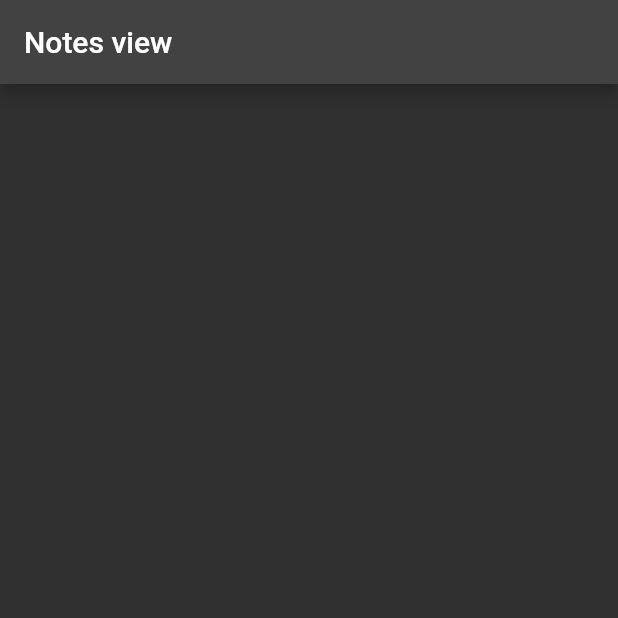
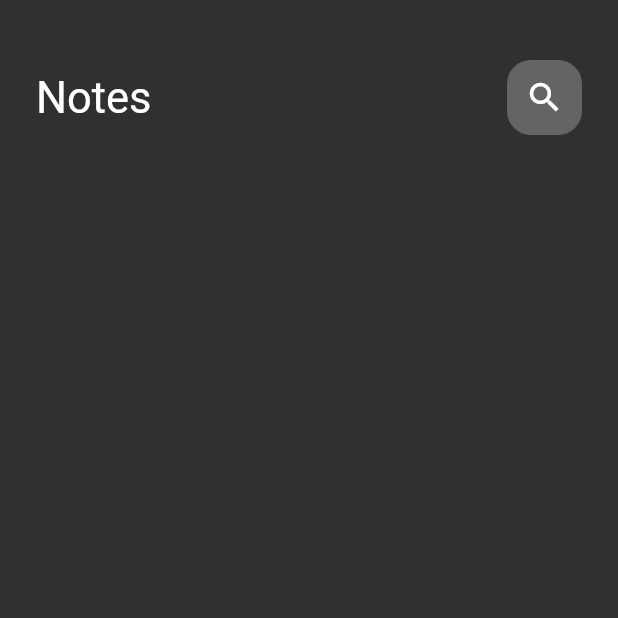
Before and after one commit to abdelrahmanali1275/notes_app, a Flutter app: the screen it shows after launch, on a phone screen of 412 x 824 dp, the top half of it. Run offline on Flutter 3.47's test engine with Material 2 defaults, Android fonts, the phone set to English and light mode, and no system bars.

Commit message:
add custom_appbar.dart ,custom_body.dart , custom_search_icon.dart,

```diff
--- a/lib/views/notes_view.dart
+++ b/lib/views/notes_view.dart
@@ -1,6 +1,6 @@
 import 'package:flutter/material.dart';
-import 'package:flutter/src/widgets/container.dart';
 import 'package:flutter/src/widgets/framework.dart';
+import 'package:notes_app/widgets/custom_body.dart';
 
 class NotesView extends StatelessWidget {
   const NotesView({super.key});
@@ -8,8 +8,10 @@ class NotesView extends StatelessWidget {
   @override
   Widget build(BuildContext context) {
     return Scaffold(
-      appBar: AppBar(
-        title: const Text('Notes view'),
+      body: Column(
+        children: const [
+          CustomNotesBody(),
+        ],
       ),
     );
   }
--- /dev/null
+++ b/lib/widgets/custom_appbar.dart
@@ -0,0 +1,19 @@
+import 'package:flutter/cupertino.dart';
+import 'package:notes_app/widgets/custom_search_icon.dart';
+
+class CustomAppbar extends StatelessWidget {
+  const CustomAppbar({Key? key}) : super(key: key);
+
+  @override
+  Widget build(BuildContext context) {
+    return Row(children: const [
+      Text(
+        'Notes',
+        style: TextStyle(
+          fontSize: 29,
+        ),
+      ),Spacer(),
+      CustomSearchIcon()
+    ]);
+  }
+}
--- /dev/null
+++ b/lib/widgets/custom_body.dart
@@ -0,0 +1,21 @@
+import 'package:flutter/material.dart';
+import 'package:notes_app/widgets/custom_appbar.dart';
+
+class CustomNotesBody extends StatelessWidget {
+  const CustomNotesBody({Key? key}) : super(key: key);
+
+  @override
+  Widget build(BuildContext context) {
+    return Padding(
+      padding: const EdgeInsets.symmetric(horizontal: 24.0),
+      child: Column(
+        children: const [
+          SizedBox(
+            height: 40,
+          ),
+          CustomAppbar(),
+        ],
+      ),
+    );
+  }
+}
--- /dev/null
+++ b/lib/widgets/custom_search_icon.dart
@@ -0,0 +1,22 @@
+import 'package:flutter/material.dart';
+
+class CustomSearchIcon extends StatelessWidget {
+  const CustomSearchIcon({Key? key}) : super(key: key);
+
+  @override
+  Widget build(BuildContext context) {
+    return Container(
+      height: 50,
+      width: 50,
+
+      decoration: BoxDecoration(
+        color: Colors.white.withOpacity(.25),
+        borderRadius: BorderRadius.circular(16),
+      ) ,
+      child: Icon(
+        Icons.search,
+        size: 26,
+      ),
+    );
+  }
+}
```
Also changed, not shown: 1 other file.
